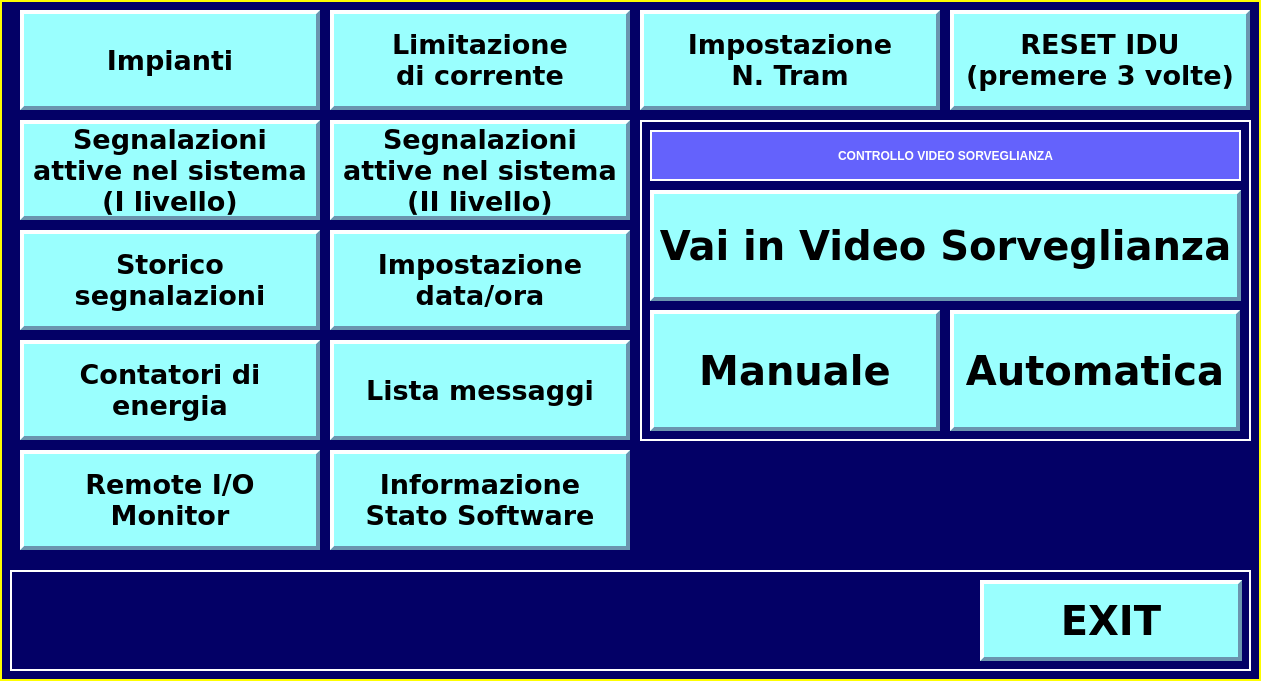
infermita/sampleatm, file settings.ui: the form before one commit.
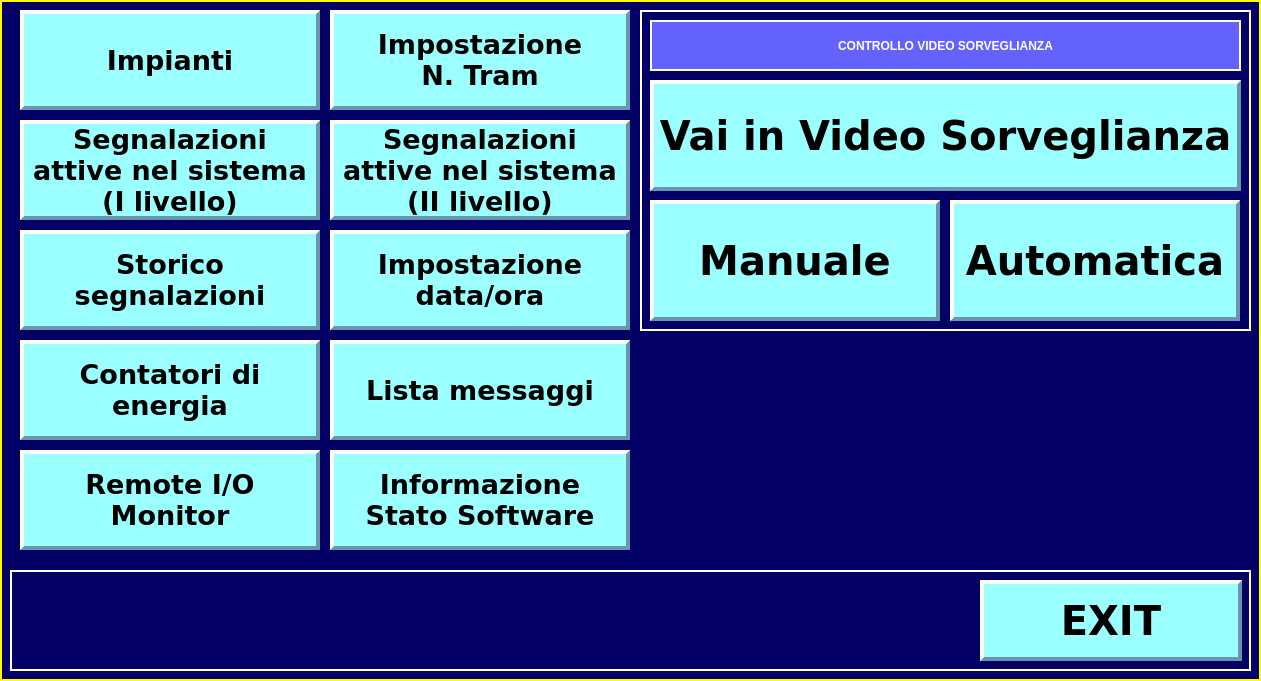
The form after the commit.

Commit message: modified:   conduct.cpp 	modified:   conduct.ui 	modified:   data.cpp 	modified:   data.ui 	modified:   instruments.cpp 	modified:   instruments.ui 	modified:   lib/constant.h 	modified:   main.cpp 	modified:   mainwindow.cpp 	modified:   password.cpp 	modified:   password.h 	modified:   password.ui 	modified:   settings.ui 	translate_en_EN.qm 	translate_en_EN.ts 	translate_it_IT.qm 	translate_it_IT.ts

```diff
--- a/settings.ui
+++ b/settings.ui
@@ -96,36 +96,10 @@
     <string>Impianti</string>
    </property>
   </widget>
-  <widget class="QPushButton" name="impinati_6">
-   <property name="geometry">
-    <rect>
-     <x>330</x>
-     <y>10</y>
-     <width>300</width>
-     <height>100</height>
-    </rect>
-   </property>
-   <property name="font">
-    <font>
-     <family>DejaVu Sans</family>
-     <pointsize>20</pointsize>
-     <weight>75</weight>
-     <italic>false</italic>
-     <bold>true</bold>
-    </font>
-   </property>
-   <property name="styleSheet">
-    <string notr="true">font: 20pt &quot;DejaVu Sans&quot;;font: bold; </string>
-   </property>
-   <property name="text">
-    <string>Limitazione
-di corrente</string>
-   </property>
-  </widget>
   <widget class="QPushButton" name="tram">
    <property name="geometry">
     <rect>
-     <x>640</x>
+     <x>330</x>
      <y>10</y>
      <width>300</width>
      <height>100</height>
@@ -148,32 +122,6 @@
 N. Tram</string>
    </property>
   </widget>
-  <widget class="QPushButton" name="impinati_8">
-   <property name="geometry">
-    <rect>
-     <x>950</x>
-     <y>10</y>
-     <width>300</width>
-     <height>100</height>
-    </rect>
-   </property>
-   <property name="font">
-    <font>
-     <family>DejaVu Sans</family>
-     <pointsize>20</pointsize>
-     <weight>75</weight>
-     <italic>false</italic>
-     <bold>true</bold>
-    </font>
-   </property>
-   <property name="styleSheet">
-    <string notr="true">font: 20pt &quot;DejaVu Sans&quot;;font: bold; </string>
-   </property>
-   <property name="text">
-    <string>RESET IDU
-(premere 3 volte)</string>
-   </property>
-  </widget>
   <widget class="QPushButton" name="impinati_9">
    <property name="geometry">
     <rect>
@@ -387,7 +335,7 @@
    <property name="geometry">
     <rect>
      <x>640</x>
-     <y>120</y>
+     <y>10</y>
      <width>611</width>
      <height>321</height>
     </rect>
```
The commit also changes 13 other files.
